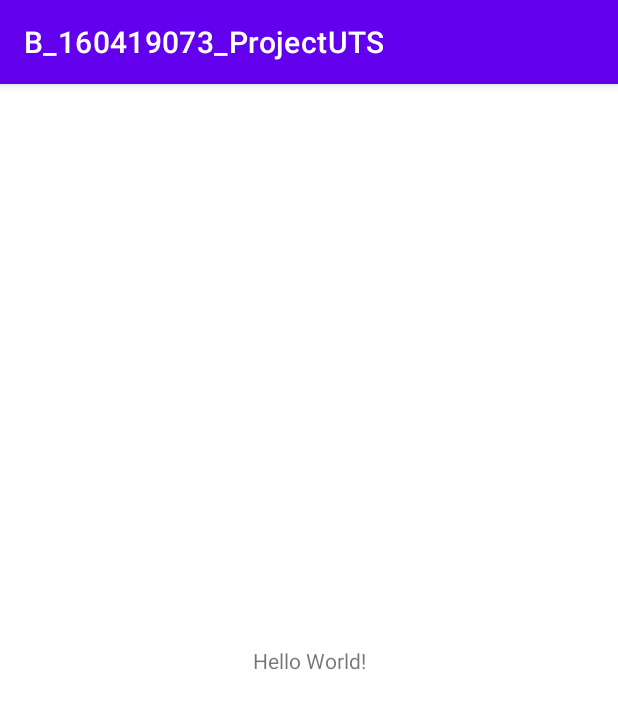
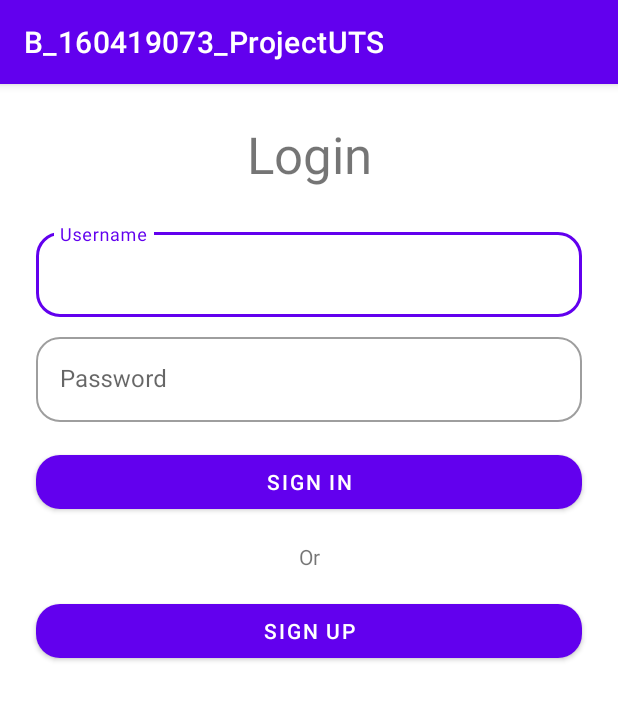
Before and after one commit to PieceOfCloth/B_160419039_160419043_160419073_ProjectANMPUAS, an Android app: the screen it shows after launch (MainActivity before the commit, LoginActivity after it), on a phone screen of 412 x 824 dp. Shown: the top 709 px of the screen. Run offline under Robolectric (Android 15) with nearby library versions, the phone set to English and light mode, and no system bars.

Commit message:
day1_290322

```diff
--- a/app/build.gradle
+++ b/app/build.gradle
@@ -1,6 +1,8 @@
 plugins {
     id 'com.android.application'
     id 'org.jetbrains.kotlin.android'
+    id 'kotlin-android-extensions'
+    id 'androidx.navigation.safeargs.kotlin'
 }
 
 android {
@@ -37,6 +39,9 @@ dependencies {
     implementation 'androidx.appcompat:appcompat:1.4.1'
     implementation 'com.google.android.material:material:1.5.0'
     implementation 'androidx.constraintlayout:constraintlayout:2.1.3'
+    implementation 'androidx.legacy:legacy-support-v4:1.0.0'
+    implementation 'androidx.navigation:navigation-fragment-ktx:2.4.1'
+    implementation 'androidx.navigation:navigation-ui-ktx:2.4.1'
     testImplementation 'junit:junit:4.13.2'
     androidTestImplementation 'androidx.test.ext:junit:1.1.3'
     androidTestImplementation 'androidx.test.espresso:espresso-core:3.4.0'
--- a/app/src/main/AndroidManifest.xml
+++ b/app/src/main/AndroidManifest.xml
@@ -10,7 +10,7 @@
         android:supportsRtl="true"
         android:theme="@style/Theme.B_160419073_ProjectUTS">
         <activity
-            android:name=".MainActivity"
+            android:name=".view.LoginActivity"
             android:exported="true">
             <intent-filter>
                 <action android:name="android.intent.action.MAIN" />
@@ -18,6 +18,9 @@
                 <category android:name="android.intent.category.LAUNCHER" />
             </intent-filter>
         </activity>
+        <activity
+            android:name=".view.MainActivity"
+            android:exported="true" />
     </application>
 
 </manifest>
--- /dev/null
+++ b/app/src/main/java/com/example/b_160419073_projectuts/view/LoginActivity.kt
@@ -0,0 +1,12 @@
+package com.example.b_160419073_projectuts.view
+
+import androidx.appcompat.app.AppCompatActivity
+import android.os.Bundle
+import com.example.b_160419073_projectuts.R
+
+class LoginActivity : AppCompatActivity() {
+    override fun onCreate(savedInstanceState: Bundle?) {
+        super.onCreate(savedInstanceState)
+        setContentView(R.layout.activity_login)
+    }
+}
--- /dev/null
+++ b/app/src/main/java/com/example/b_160419073_projectuts/view/LoginFragment.kt
@@ -0,0 +1,30 @@
+package com.example.b_160419073_projectuts.view
+
+import android.os.Bundle
+import androidx.fragment.app.Fragment
+import android.view.LayoutInflater
+import android.view.View
+import android.view.ViewGroup
+import androidx.navigation.Navigation
+import com.example.b_160419073_projectuts.R
+import kotlinx.android.synthetic.main.fragment_login.*
+
+class LoginFragment : Fragment() {
+
+    override fun onCreateView(
+        inflater: LayoutInflater, container: ViewGroup?,
+        savedInstanceState: Bundle?
+    ): View? {
+        // Inflate the layout for this fragment
+        return inflater.inflate(R.layout.fragment_login, container, false)
+    }
+
+    override fun onViewCreated(view: View, savedInstanceState: Bundle?) {
+        super.onViewCreated(view, savedInstanceState)
+        btnRegister.setOnClickListener {
+            val action = LoginFragmentDirections.actionRegisterFragment()
+            Navigation.findNavController(it).navigate(action)
+        }
+    }
+
+}
--- a/app/src/main/java/com/example/b_160419073_projectuts/MainActivity.kt
+++ b/app/src/main/java/com/example/b_160419073_projectuts/view/MainActivity.kt
@@ -1,7 +1,8 @@
-package com.example.b_160419073_projectuts
+package com.example.b_160419073_projectuts.view
 
 import androidx.appcompat.app.AppCompatActivity
 import android.os.Bundle
+import com.example.b_160419073_projectuts.R
 
 class MainActivity : AppCompatActivity() {
     override fun onCreate(savedInstanceState: Bundle?) {
--- /dev/null
+++ b/app/src/main/res/layout/activity_login.xml
@@ -0,0 +1,20 @@
+<?xml version="1.0" encoding="utf-8"?>
+<androidx.constraintlayout.widget.ConstraintLayout xmlns:android="http://schemas.android.com/apk/res/android"
+    xmlns:app="http://schemas.android.com/apk/res-auto"
+    xmlns:tools="http://schemas.android.com/tools"
+    android:layout_width="match_parent"
+    android:layout_height="match_parent"
+    tools:context=".view.LoginActivity">
+
+    <androidx.fragment.app.FragmentContainerView
+        android:id="@+id/hostFragment"
+        android:name="androidx.navigation.fragment.NavHostFragment"
+        android:layout_width="match_parent"
+        android:layout_height="match_parent"
+        app:defaultNavHost="true"
+        app:layout_constraintBottom_toBottomOf="parent"
+        app:layout_constraintEnd_toEndOf="parent"
+        app:layout_constraintStart_toStartOf="parent"
+        app:layout_constraintTop_toTopOf="parent"
+        app:navGraph="@navigation/login_navigation" />
+</androidx.constraintlayout.widget.ConstraintLayout>
--- a/app/src/main/res/layout/activity_main.xml
+++ b/app/src/main/res/layout/activity_main.xml
@@ -4,7 +4,7 @@
     xmlns:tools="http://schemas.android.com/tools"
     android:layout_width="match_parent"
     android:layout_height="match_parent"
-    tools:context=".MainActivity">
+    tools:context=".view.MainActivity">
 
     <TextView
         android:layout_width="wrap_content"
--- /dev/null
+++ b/app/src/main/res/layout/fragment_login.xml
@@ -0,0 +1,109 @@
+<?xml version="1.0" encoding="utf-8"?>
+<FrameLayout xmlns:android="http://schemas.android.com/apk/res/android"
+    xmlns:app="http://schemas.android.com/apk/res-auto"
+    xmlns:tools="http://schemas.android.com/tools"
+    android:layout_width="match_parent"
+    android:layout_height="match_parent"
+    tools:context=".view.LoginFragment">
+
+    <androidx.constraintlayout.widget.ConstraintLayout
+        android:layout_width="match_parent"
+        android:layout_height="match_parent">
+
+        <TextView
+            android:id="@+id/textView"
+            android:layout_width="wrap_content"
+            android:layout_height="wrap_content"
+            android:layout_marginTop="24dp"
+            android:text="Login"
+            android:textSize="34sp"
+            app:layout_constraintEnd_toEndOf="parent"
+            app:layout_constraintStart_toStartOf="parent"
+            app:layout_constraintTop_toTopOf="parent" />
+
+        <com.google.android.material.textfield.TextInputLayout
+            android:id="@+id/textInputLayout2"
+            style="@style/Widget.MaterialComponents.TextInputLayout.OutlinedBox"
+            android:layout_width="match_parent"
+            android:layout_height="wrap_content"
+            android:layout_marginStart="24dp"
+            android:layout_marginTop="24dp"
+            android:layout_marginEnd="24dp"
+            android:hint="Username"
+            app:boxBackgroundMode="outline"
+            app:boxCornerRadiusBottomEnd="16dp"
+            app:boxCornerRadiusBottomStart="16dp"
+            app:boxCornerRadiusTopEnd="16dp"
+            app:boxCornerRadiusTopStart="16dp"
+            app:hintAnimationEnabled="true"
+            app:hintEnabled="true"
+            app:layout_constraintEnd_toEndOf="parent"
+            app:layout_constraintStart_toStartOf="parent"
+            app:layout_constraintTop_toBottomOf="@+id/textView">
+
+            <com.google.android.material.textfield.TextInputEditText
+                android:id="@+id/txtUsername"
+                android:layout_width="match_parent"
+                android:layout_height="wrap_content" />
+        </com.google.android.material.textfield.TextInputLayout>
+
+        <com.google.android.material.textfield.TextInputLayout
+            android:id="@+id/textInputLayout3"
+            style="@style/Widget.MaterialComponents.TextInputLayout.OutlinedBox"
+            android:layout_width="match_parent"
+            android:layout_height="wrap_content"
+            android:layout_marginStart="24dp"
+            android:layout_marginTop="8dp"
+            android:layout_marginEnd="24dp"
+            android:hint="Password"
+            app:boxBackgroundMode="outline"
+            app:boxCornerRadiusBottomEnd="16dp"
+            app:boxCornerRadiusBottomStart="16dp"
+            app:boxCornerRadiusTopEnd="16dp"
+            app:boxCornerRadiusTopStart="16dp"
+            app:hintAnimationEnabled="true"
+            app:hintEnabled="true"
+            app:layout_constraintEnd_toEndOf="@+id/textInputLayout2"
+            app:layout_constraintStart_toStartOf="@+id/textInputLayout2"
+            app:layout_constraintTop_toBottomOf="@+id/textInputLayout2">
+
+            <com.google.android.material.textfield.TextInputEditText
+                android:id="@+id/txtPassword"
+                android:layout_width="match_parent"
+                android:layout_height="wrap_content" />
+        </com.google.android.material.textfield.TextInputLayout>
+
+        <Button
+            android:id="@+id/btnSignIn"
+            android:layout_width="0dp"
+            android:layout_height="wrap_content"
+            android:layout_marginTop="16dp"
+            android:text="Sign in"
+            app:cornerRadius="16dp"
+            app:layout_constraintEnd_toEndOf="@+id/textInputLayout3"
+            app:layout_constraintStart_toStartOf="@+id/textInputLayout3"
+            app:layout_constraintTop_toBottomOf="@+id/textInputLayout3" />
+
+        <TextView
+            android:id="@+id/textView2"
+            android:layout_width="wrap_content"
+            android:layout_height="wrap_content"
+            android:layout_marginTop="16dp"
+            android:text="Or"
+            app:layout_constraintEnd_toEndOf="@+id/btnSignIn"
+            app:layout_constraintStart_toStartOf="@+id/btnSignIn"
+            app:layout_constraintTop_toBottomOf="@+id/btnSignIn" />
+
+        <Button
+            android:id="@+id/btnRegister"
+            android:layout_width="0dp"
+            android:layout_height="wrap_content"
+            android:layout_marginTop="16dp"
+            android:text="Sign Up"
+            app:cornerRadius="16dp"
+            app:layout_constraintEnd_toEndOf="@+id/btnSignIn"
+            app:layout_constraintStart_toStartOf="@+id/btnSignIn"
+            app:layout_constraintTop_toBottomOf="@+id/textView2" />
+
+    </androidx.constraintlayout.widget.ConstraintLayout>
+</FrameLayout>
--- /dev/null
+++ b/app/src/main/res/navigation/login_navigation.xml
@@ -0,0 +1,26 @@
+<?xml version="1.0" encoding="utf-8"?>
+<navigation xmlns:android="http://schemas.android.com/apk/res/android"
+    xmlns:app="http://schemas.android.com/apk/res-auto"
+    xmlns:tools="http://schemas.android.com/tools"
+    android:id="@+id/login_navigation"
+    app:startDestination="@id/loginFragment">
+
+    <fragment
+        android:id="@+id/loginFragment"
+        android:name="com.example.b_160419073_projectuts.view.LoginFragment"
+        android:label="fragment_login"
+        tools:layout="@layout/fragment_login" >
+        <action
+            android:id="@+id/actionRegisterFragment"
+            app:destination="@id/registerFragment" />
+    </fragment>
+    <fragment
+        android:id="@+id/registerFragment"
+        android:name="com.example.b_160419073_projectuts.view.RegisterFragment"
+        android:label="fragment_register"
+        tools:layout="@layout/fragment_register" >
+        <action
+            android:id="@+id/actionLoginFragment"
+            app:destination="@id/loginFragment" />
+    </fragment>
+</navigation>
--- a/app/src/main/res/values/colors.xml
+++ b/app/src/main/res/values/colors.xml
@@ -7,4 +7,5 @@
     <color name="teal_700">#FF018786</color>
     <color name="black">#FF000000</color>
     <color name="white">#FFFFFFFF</color>
+    <color name="yellow">#FFFF00</color>
 </resources>
--- a/app/src/main/res/values/strings.xml
+++ b/app/src/main/res/values/strings.xml
@@ -1,3 +1,5 @@
 <resources>
     <string name="app_name">B_160419073_ProjectUTS</string>
+    <!-- TODO: Remove or change this placeholder text -->
+    <string name="hello_blank_fragment">Hello blank fragment</string>
 </resources>
```
Also changed, not shown: app/src/main/java/com/example/b_160419073_projectuts/view/RegisterFragment.kt (added, +20 -0 lines), app/src/main/res/layout/fragment_register.xml (added, +138 -0 lines), build.gradle (+9 -0 lines).
